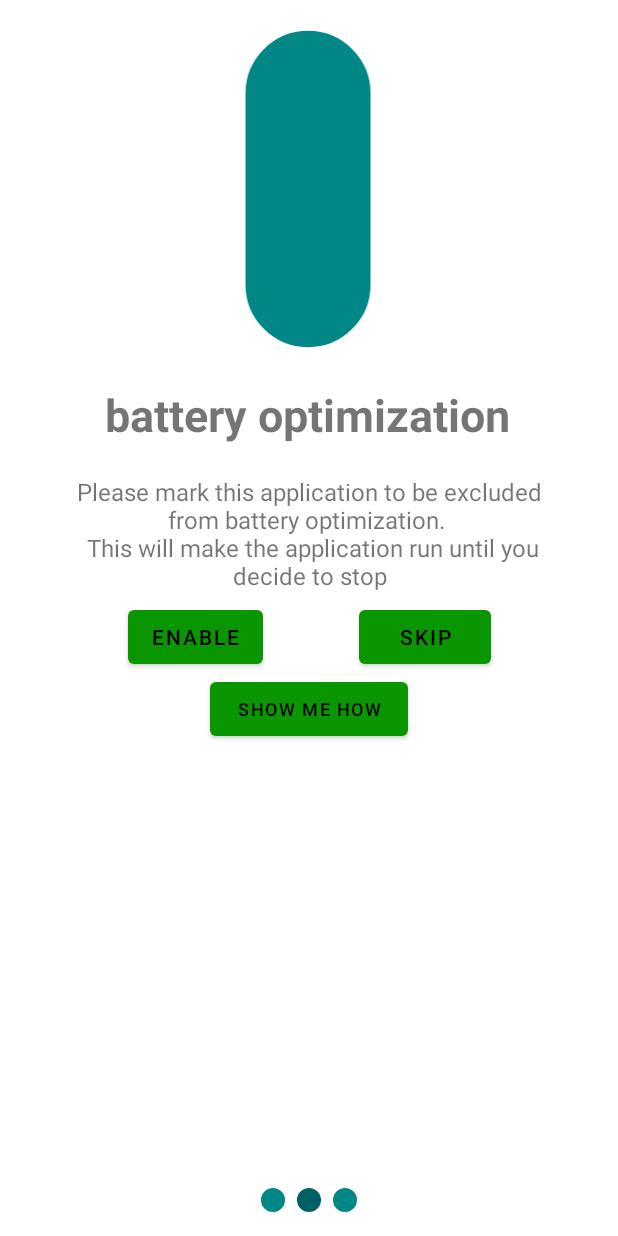
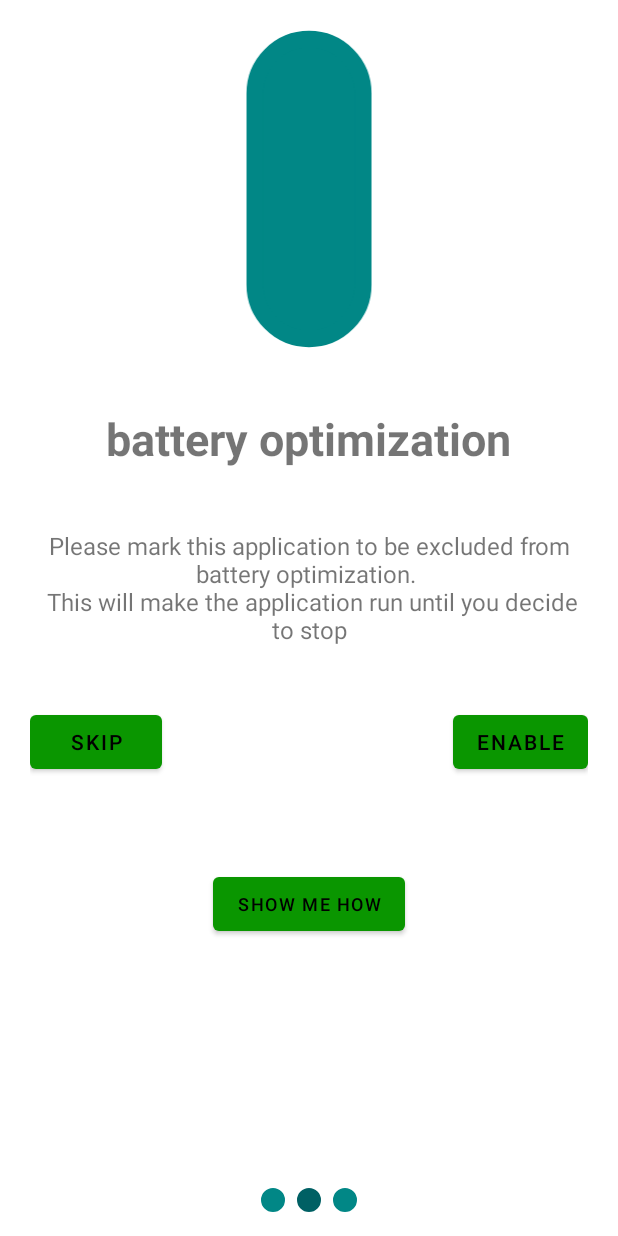
Before and after one commit to MichaelMilich/MyPhoneAndIApp, an Android app: the screen it shows after launch (MainActivity), item 2 of the bottom bar chosen, on a phone screen of 412 x 824 dp. Run offline under Robolectric (Android 15) with nearby library versions, the phone set to English and light mode, and no system bars; our stand-ins replace Room's generated code, data binding, navigation-ui; 1 statement that could not run was skipped.

Commit message:
Fixed a few small bugs - the bottom bar shows the correct 12H time The onBoarding works in all orientations.

```diff
--- a/app/src/main/java/millich/michael/myphoneandi/Utils.kt
+++ b/app/src/main/java/millich/michael/myphoneandi/Utils.kt
@@ -48,10 +48,12 @@ fun formatSimpleDate() :String
     return simpleDateFormat.format(calendar.time)
 }
 fun formatTimeWords() :String {
-    if (getCurrentDateInMilli() > getToday12AmInMilli())
+    val now =Calendar.getInstance().timeInMillis
+    val afternoon= getToday12AmInMilli()
+    if (now > afternoon)
+        return "12 - 24 (PM)"
+    else
         return " 0 - 12 (AM)"
-    else
-        return "12 - 24 (PM)"
 }
 fun getCurrentDateInMilli() : Long{
     val today = Calendar.getInstance()
--- a/app/src/main/res/layout/fragment_second_screen.xml
+++ b/app/src/main/res/layout/fragment_second_screen.xml
@@ -4,16 +4,20 @@
     xmlns:tools="http://schemas.android.com/tools">
 
     <data>
+
         <variable
             name="viewModel"
             type="millich.michael.myphoneandi.onboarding.ViewPagerViewModel" />
     </data>
+
     <ScrollView
         android:layout_width="match_parent"
         android:layout_height="wrap_content">
-    <androidx.constraintlayout.widget.ConstraintLayout
+
+        <LinearLayout
             android:layout_width="match_parent"
             android:layout_height="wrap_content"
+            android:orientation="vertical"
             tools:context=".onboarding.screens.SecondScreen">
 
 
@@ -21,39 +25,36 @@
                 android:id="@+id/imageView2"
                 android:layout_width="289dp"
                 android:layout_height="212dp"
+                android:layout_gravity="center_horizontal"
                 android:layout_marginTop="20dp"
                 android:src="@drawable/ic_dot"
-            app:layout_constraintEnd_toEndOf="parent"
-            app:layout_constraintHorizontal_bias="0.495"
-            app:layout_constraintStart_toStartOf="parent"
-            app:layout_constraintTop_toTopOf="parent" />
+                android:layout_margin="20dp"/>
 
             <TextView
                 android:id="@+id/title2"
                 android:layout_width="wrap_content"
                 android:layout_height="wrap_content"
+                android:layout_gravity="center_horizontal"
                 android:layout_marginTop="24dp"
                 android:text="@string/battery_optimization_permission"
                 android:textSize="30sp"
                 android:textStyle="bold"
-            app:layout_constraintEnd_toEndOf="parent"
-            app:layout_constraintHorizontal_bias="0.496"
-            app:layout_constraintStart_toStartOf="parent"
-            app:layout_constraintTop_toBottomOf="@+id/imageView2" />
+                android:layout_margin="20dp"/>
 
             <TextView
                 android:id="@+id/description2"
-            android:layout_width="0dp"
+                android:layout_width="wrap_content"
                 android:layout_height="wrap_content"
-            android:layout_marginStart="50dp"
-            android:layout_marginTop="20dp"
-            android:layout_marginEnd="50dp"
+                android:layout_gravity="center_horizontal"
                 android:gravity="center"
                 android:text="@string/battery_optimization_explanation"
                 android:textSize="16sp"
-            app:layout_constraintEnd_toEndOf="parent"
-            app:layout_constraintStart_toStartOf="parent"
-            app:layout_constraintTop_toBottomOf="@+id/title2" />
+                android:layout_margin="20dp"/>
+
+            <androidx.constraintlayout.widget.ConstraintLayout
+                android:layout_width="match_parent"
+                android:layout_height="wrap_content"
+                android:layout_margin="20dp">
 
                 <Button
                     android:id="@+id/button_permission"
@@ -61,39 +62,27 @@
                     android:layout_height="wrap_content"
                     android:text="@string/button_enable_battery_optimization"
                     app:layout_constraintBottom_toBottomOf="parent"
-            app:layout_constraintEnd_toStartOf="@+id/button_skip"
-            app:layout_constraintHorizontal_bias="0.5"
-            app:layout_constraintHorizontal_chainStyle="packed"
-            app:layout_constraintStart_toStartOf="parent"
-            app:layout_constraintTop_toBottomOf="@+id/description2"
-            app:layout_constraintVertical_bias="0.111" />
+                    app:layout_constraintEnd_toEndOf="parent" />
 
                 <Button
                     android:id="@+id/button_skip"
                     android:layout_width="wrap_content"
                     android:layout_height="wrap_content"
-            android:layout_marginStart="64dp"
                     android:text="@string/button_skip_permission_battery_optimization"
-            app:layout_constraintBottom_toBottomOf="@+id/button_permission"
-            app:layout_constraintEnd_toEndOf="parent"
-            app:layout_constraintHorizontal_bias="0.5"
-            app:layout_constraintStart_toEndOf="@+id/button_permission"
-            app:layout_constraintTop_toTopOf="@+id/button_permission"
-            app:layout_constraintVertical_bias="0.0" />
+                    app:layout_constraintBottom_toBottomOf="parent"
+                    app:layout_constraintStart_toStartOf="parent" />
+            </androidx.constraintlayout.widget.ConstraintLayout>
 
             <Button
                 android:id="@+id/button_example"
-            android:layout_width="132dp"
+                android:layout_width="wrap_content"
                 android:layout_height="wrap_content"
+                android:layout_gravity="center_horizontal"
                 android:text="@string/show_me_how"
                 android:textSize="12sp"
-            app:layout_constraintBottom_toBottomOf="parent"
-            app:layout_constraintEnd_toEndOf="parent"
-            app:layout_constraintStart_toStartOf="parent"
-            app:layout_constraintTop_toBottomOf="@+id/button_permission"
-            app:layout_constraintVertical_bias="0.349" />
+                android:layout_margin="40dp"/>
 
 
-    </androidx.constraintlayout.widget.ConstraintLayout>
+        </LinearLayout>
     </ScrollView>
 </layout>
```
Also changed, not shown: app/src/main/res/layout/fragment_first_screen.xml (+24 -21 lines), app/src/main/res/layout/fragment_third_screen.xml (+23 -23 lines). Lines whose indentation alone changed are shown as unchanged.
